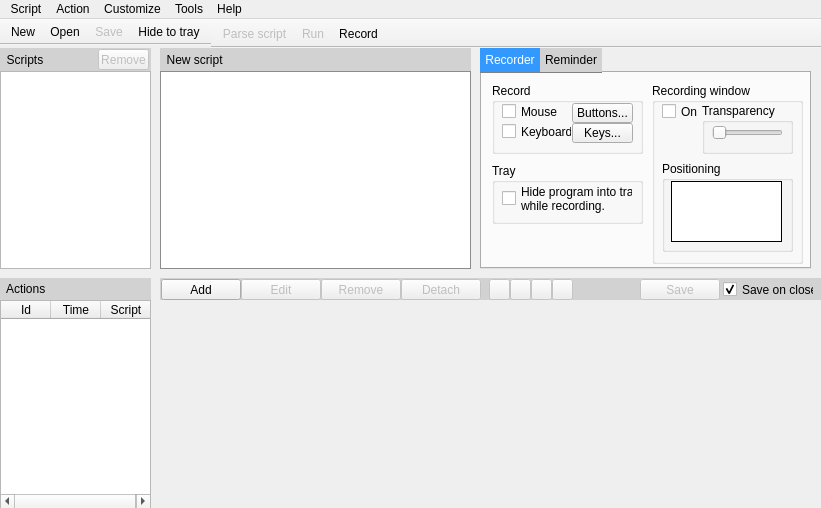
Qt form DoForMe!/mainwin.ui (jajcek/DoForMe) before a commit.
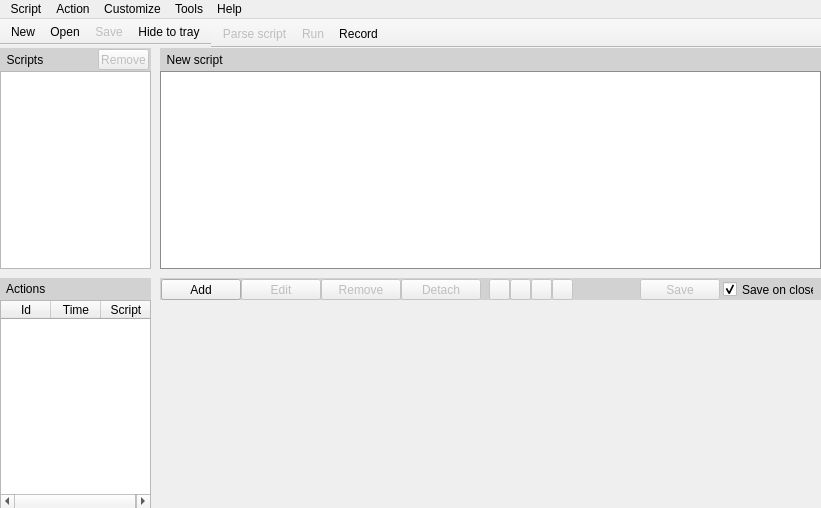
The same form after that commit. The open tabs and pages were chosen to show the change. Icons and pictures are not drawn.

Commit message: preparation for recording feature

The edit to the form file:
```diff
--- a/DoForMe!/mainwin.ui
+++ b/DoForMe!/mainwin.ui
@@ -30,228 +30,6 @@
    <enum>QTabWidget::Rounded</enum>
   </property>
   <widget class="QWidget" name="centralWidget">
-   <widget class="QTabWidget" name="tabWidget">
-    <property name="enabled">
-     <bool>true</bool>
-    </property>
-    <property name="geometry">
-     <rect>
-      <x>480</x>
-      <y>0</y>
-      <width>331</width>
-      <height>221</height>
-     </rect>
-    </property>
-    <property name="styleSheet">
-     <string notr="true">QTabBar::tab {
-	background-color: rgb( 210, 210, 210 );
-	color: black;
-	padding:5px;
-	border-bottom: 1px solid gray;
-}
-
-QTabBar::tab::selected {
-	background-color: rgb( 51, 153, 255 );
-	color: white;
-	padding:5px;
-}</string>
-    </property>
-    <property name="currentIndex">
-     <number>1</number>
-    </property>
-    <property name="elideMode">
-     <enum>Qt::ElideNone</enum>
-    </property>
-    <widget class="QWidget" name="tab_5">
-     <attribute name="title">
-      <string>Recorder</string>
-     </attribute>
-     <widget class="QGroupBox" name="groupBox_3">
-      <property name="geometry">
-       <rect>
-        <x>10</x>
-        <y>10</y>
-        <width>151</width>
-        <height>71</height>
-       </rect>
-      </property>
-      <property name="title">
-       <string>Record</string>
-      </property>
-      <widget class="QPushButton" name="mouseButton">
-       <property name="geometry">
-        <rect>
-         <x>80</x>
-         <y>20</y>
-         <width>61</width>
-         <height>20</height>
-        </rect>
-       </property>
-       <property name="text">
-        <string>Buttons...</string>
-       </property>
-      </widget>
-      <widget class="QPushButton" name="keyboardButton">
-       <property name="geometry">
-        <rect>
-         <x>80</x>
-         <y>40</y>
-         <width>61</width>
-         <height>20</height>
-        </rect>
-       </property>
-       <property name="text">
-        <string>Keys...</string>
-       </property>
-      </widget>
-      <widget class="QCheckBox" name="keyboardCheck">
-       <property name="geometry">
-        <rect>
-         <x>10</x>
-         <y>40</y>
-         <width>70</width>
-         <height>17</height>
-        </rect>
-       </property>
-       <property name="text">
-        <string>Keyboard</string>
-       </property>
-      </widget>
-      <widget class="QCheckBox" name="mouseCheck">
-       <property name="geometry">
-        <rect>
-         <x>10</x>
-         <y>20</y>
-         <width>70</width>
-         <height>17</height>
-        </rect>
-       </property>
-       <property name="text">
-        <string>Mouse</string>
-       </property>
-      </widget>
-     </widget>
-     <widget class="QGroupBox" name="groupBox_4">
-      <property name="geometry">
-       <rect>
-        <x>170</x>
-        <y>10</y>
-        <width>151</width>
-        <height>181</height>
-       </rect>
-      </property>
-      <property name="title">
-       <string>Recording window</string>
-      </property>
-      <widget class="QCheckBox" name="actionWindowCheck">
-       <property name="geometry">
-        <rect>
-         <x>10</x>
-         <y>20</y>
-         <width>41</width>
-         <height>17</height>
-        </rect>
-       </property>
-       <property name="text">
-        <string>On</string>
-       </property>
-      </widget>
-      <widget class="QGroupBox" name="groupBox_6">
-       <property name="geometry">
-        <rect>
-         <x>10</x>
-         <y>78</y>
-         <width>131</width>
-         <height>91</height>
-        </rect>
-       </property>
-       <property name="title">
-        <string>Positioning</string>
-       </property>
-       <widget class="QWidget" name="positionWidget" native="true">
-        <property name="geometry">
-         <rect>
-          <x>9</x>
-          <y>20</y>
-          <width>111</width>
-          <height>61</height>
-         </rect>
-        </property>
-        <property name="styleSheet">
-         <string notr="true">QWidget {
-	border: 1px solid black;
-	background-color: white;
-}</string>
-        </property>
-       </widget>
-      </widget>
-      <widget class="QGroupBox" name="groupBox_13">
-       <property name="geometry">
-        <rect>
-         <x>50</x>
-         <y>20</y>
-         <width>91</width>
-         <height>51</height>
-        </rect>
-       </property>
-       <property name="title">
-        <string>Transparency</string>
-       </property>
-       <widget class="QSlider" name="transparencySlider">
-        <property name="geometry">
-         <rect>
-          <x>10</x>
-          <y>20</y>
-          <width>71</width>
-          <height>20</height>
-         </rect>
-        </property>
-        <property name="orientation">
-         <enum>Qt::Horizontal</enum>
-        </property>
-        <property name="tickPosition">
-         <enum>QSlider::NoTicks</enum>
-        </property>
-       </widget>
-      </widget>
-     </widget>
-     <widget class="QGroupBox" name="groupBox_7">
-      <property name="geometry">
-       <rect>
-        <x>10</x>
-        <y>90</y>
-        <width>151</width>
-        <height>61</height>
-       </rect>
-      </property>
-      <property name="title">
-       <string>Tray</string>
-      </property>
-      <widget class="QCheckBox" name="trayCheck">
-       <property name="geometry">
-        <rect>
-         <x>10</x>
-         <y>20</y>
-         <width>131</width>
-         <height>31</height>
-        </rect>
-       </property>
-       <property name="text">
-        <string>Hide program into tray
-while recording.</string>
-       </property>
-       <property name="tristate">
-        <bool>false</bool>
-       </property>
-      </widget>
-     </widget>
-    </widget>
-    <widget class="QWidget" name="tab_4">
-     <attribute name="title">
-      <string>Reminder</string>
-     </attribute>
-    </widget>
-   </widget>
    <widget class="QListWidget" name="scriptsList">
     <property name="geometry">
      <rect>
@@ -367,7 +145,7 @@
      <rect>
       <x>160</x>
       <y>23</y>
-      <width>311</width>
+      <width>661</width>
       <height>198</height>
      </rect>
     </property>
@@ -402,7 +180,7 @@
      <rect>
       <x>160</x>
       <y>0</y>
-      <width>311</width>
+      <width>661</width>
       <height>23</height>
      </rect>
     </property>
```
Left out of the diff: 6 changed lines with no effect on the pictures. The commit also changes 9 other files.
